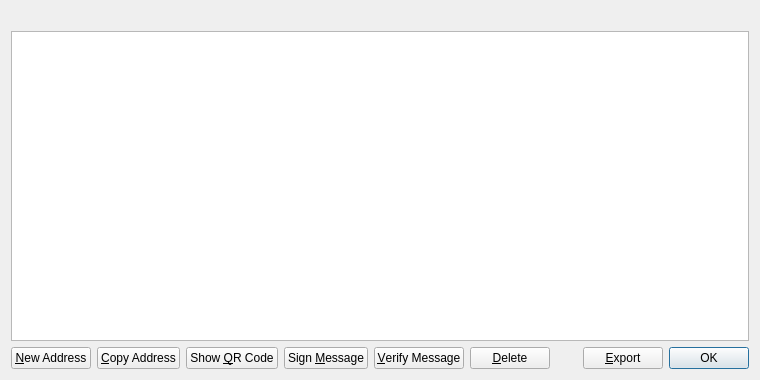
Qt form src/qt/forms/addressbookpage.ui (Crestington/FlappyCoin-Mint) before a commit.
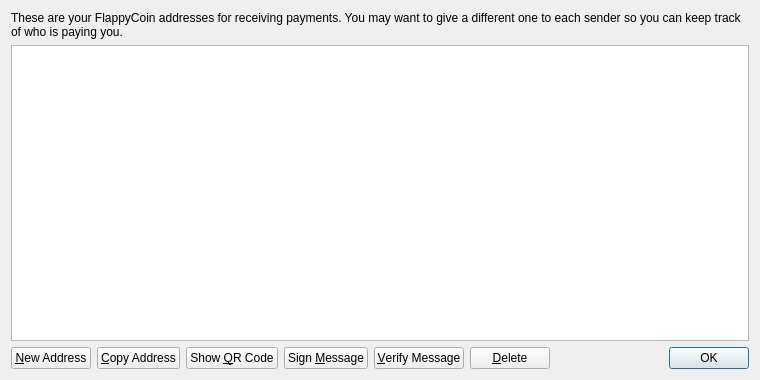
The same form after that commit. Icons and pictures are not drawn.

```diff
--- a/src/qt/forms/addressbookpage.ui
+++ b/src/qt/forms/addressbookpage.ui
@@ -16,6 +16,9 @@
   <layout class="QVBoxLayout" name="verticalLayout">
    <item>
     <widget class="QLabel" name="labelExplanation">
+     <property name="text">
+      <string>These are your FlappyCoin addresses for receiving payments. You may want to give a different one to each sender so you can keep track of who is paying you.</string>
+     </property>
      <property name="textFormat">
       <enum>Qt::PlainText</enum>
      </property>
@@ -148,20 +151,6 @@
        </property>
       </spacer>
      </item>
-     <item>
-      <widget class="QPushButton" name="exportButton">
-       <property name="toolTip">
-        <string>Export the data in the current tab to a file</string>
-       </property>
-       <property name="text">
-        <string>&amp;Export</string>
-       </property>
-       <property name="icon">
-        <iconset resource="../bitcoin.qrc">
-         <normaloff>:/icons/export</normaloff>:/icons/export</iconset>
-       </property>
-      </widget>
-     </item>
      <item>
       <widget class="QDialogButtonBox" name="buttonBox">
        <property name="sizePolicy">
```
Left out of the diff: 10 changed lines with no effect on the pictures.
